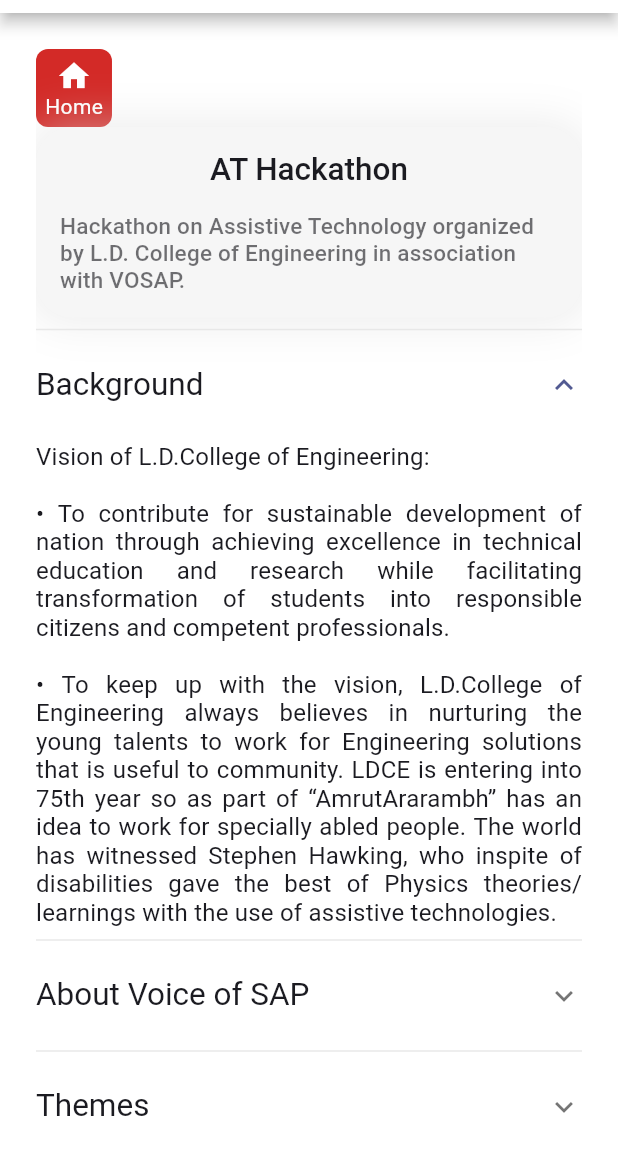
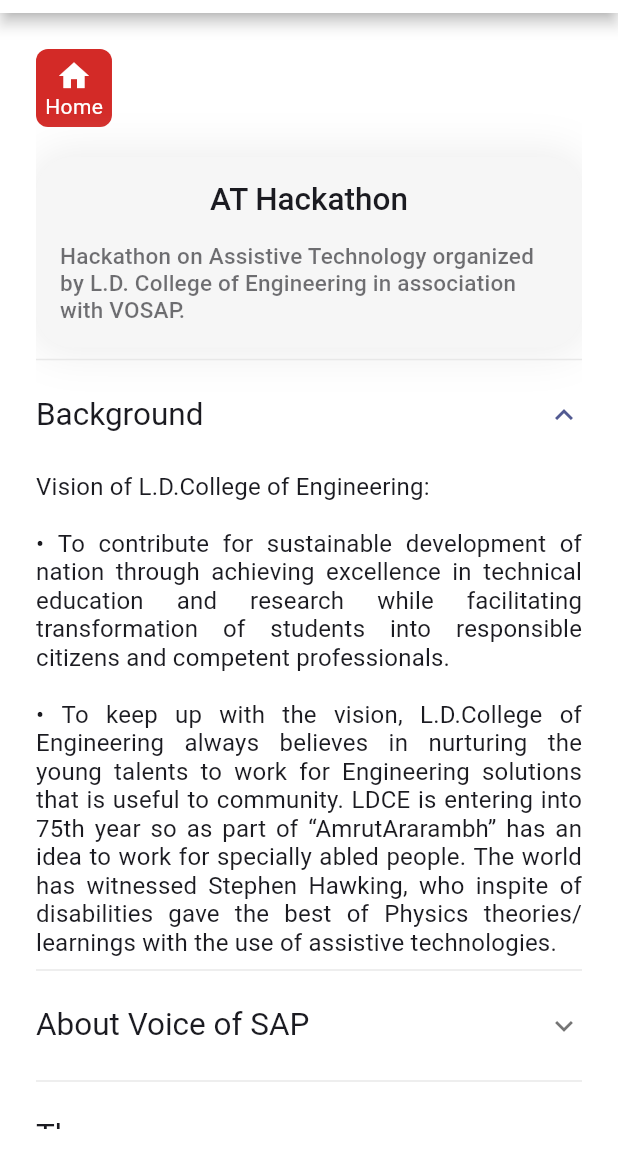
Before and after one commit to DhrumilBhayani/ldce_alumni, a Flutter app: the ATHackathon screen opened by its route, on a phone screen of 412 x 824 dp, the part 71-1236 px from its top. Run offline on Flutter 3.47's test engine with Material 2 defaults, Android fonts, the phone set to English and light mode, and no system bars; our stand-ins replace cached_network_image, carousel_slider, dropdown_button2, firebase_core, firebase_messaging, flutter_feather_icons and 10 more; missing offline and left inert: firebase_core_web, firebase_messaging_web, package_info_plus_web, shared_preferences_web; accounts and stored records are empty; network calls fail.

Commit message:
UI Fixes

```diff
--- a/lib/views/digital_downloads/single_digital_download_screen.dart
+++ b/lib/views/digital_downloads/single_digital_download_screen.dart
@@ -141,7 +141,7 @@
                 padding: EdgeInsets.only(top: 10, bottom: 16),
                 children: [
                   Container(
-                      padding: EdgeInsets.only(left: 20, right: 20, top: 0, bottom: 10),
+                      padding: EdgeInsets.only(left: 20, right: 20, top: 0, bottom: 20),
                       child: Row(
                         mainAxisAlignment: MainAxisAlignment.spaceBetween,
                         children: [
--- a/lib/views/news/single_news_screen.dart
+++ b/lib/views/news/single_news_screen.dart
@@ -201,7 +201,9 @@
                         child: ListView(
                   padding: EdgeInsets.fromLTRB(0, 0, 0, 16),
                   children: [
-                    Row(
+                    Container(
+                        padding: EdgeInsets.only(left: 0, right: 0, top: 0, bottom: 20),
+                        child: Row(
                           mainAxisAlignment: MainAxisAlignment.spaceBetween,
                           children: [
                             Align(
@@ -263,7 +265,7 @@
                                       },
                                     ))),
                           ],
-                    ),
+                        )),
                     widget.imageUrl != "null"
                         ? ClipRRect(
                             clipBehavior: Clip.antiAliasWithSaveLayer,
--- a/lib/views/projects/at_hackathon.dart
+++ b/lib/views/projects/at_hackathon.dart
@@ -89,7 +89,9 @@
                     child: ListView(
                   padding: EdgeInsets.fromLTRB(0, 0, 0, 16),
                   children: [
-                    Row(
+                    Container(
+                        padding: EdgeInsets.only(left: 0, right: 0, top: 0, bottom: 20),
+                        child: Row(
                           mainAxisAlignment: MainAxisAlignment.spaceBetween,
                           children: [
                             Align(
@@ -131,7 +133,7 @@
                             //       },
                             //     )),
                           ],
-                    ),
+                        )),
                     Container(
                       decoration: BoxDecoration(
                           color: customTheme.card,
--- a/lib/views/projects/tree_plantation.dart
+++ b/lib/views/projects/tree_plantation.dart
@@ -91,7 +91,9 @@
                     child: ListView(
                   padding: EdgeInsets.fromLTRB(0, 0, 0, 16),
                   children: [
-                    Row(
+                    Container(
+                        padding: EdgeInsets.only(left: 0, right: 0, top: 0, bottom: 20),
+                        child: Row(
                           mainAxisAlignment: MainAxisAlignment.spaceBetween,
                           children: [
                             Align(
@@ -133,7 +135,7 @@
                             //       },
                             //     )),
                           ],
-                    ),
+                        )),
                     Container(
                       decoration: BoxDecoration(
                           color: customTheme.card,
```
Also changed, not shown: lib/views/media/single_media_screen.dart (+16 -5 lines). Lines whose indentation alone changed are shown as unchanged.
